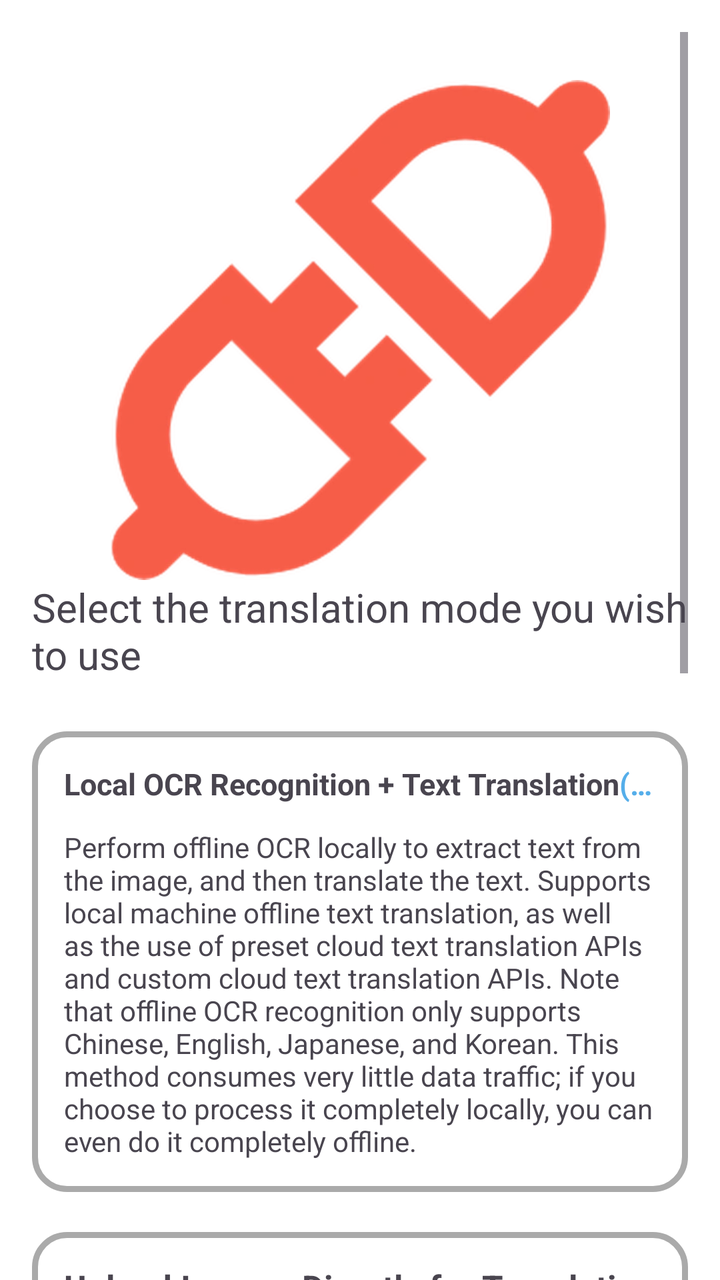
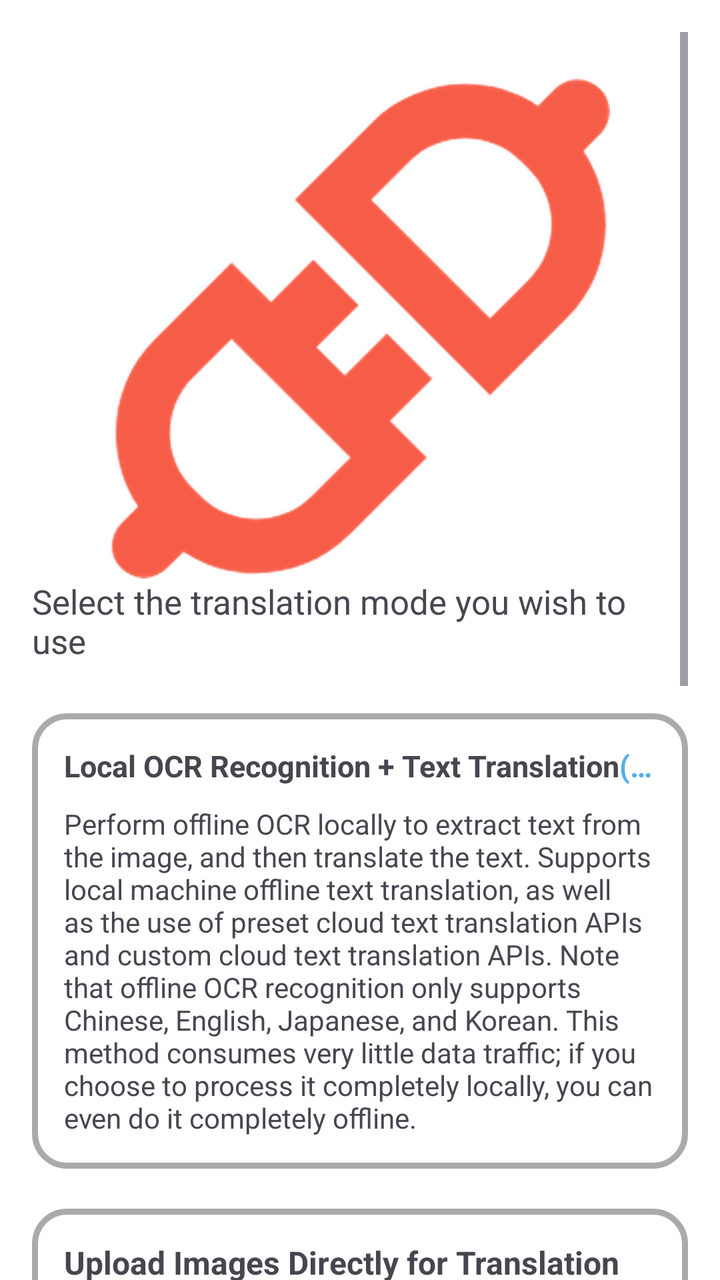

Before-and-after screenshots of an Android layout around one commit, followed by the original layout XML and the change that was made.
<!-- AndroidManifest.xml: application theme Theme.MT -->
<!-- res/layout/fragment_translation_mode.xml -->
<?xml version="1.0" encoding="utf-8"?>
<ScrollView xmlns:android="http://schemas.android.com/apk/res/android"
    xmlns:app="http://schemas.android.com/apk/res-auto"
    xmlns:tools="http://schemas.android.com/tools"
    android:id="@+id/constrainLayout"
    android:layout_width="match_parent"
    android:layout_height="match_parent"
    android:padding="16dp"
    android:clipChildren="false"
    android:clipToPadding="false"
    tools:context=".me.settings.TranslationMode" >

    <androidx.constraintlayout.widget.ConstraintLayout
        android:layout_width="match_parent"
        android:layout_height="wrap_content"
        android:clipChildren="false"
        android:clipToPadding="false"
        app:layout_constraintBottom_toBottomOf="parent"
        app:layout_constraintEnd_toEndOf="parent"
        app:layout_constraintStart_toStartOf="parent"
        app:layout_constraintTop_toTopOf="parent">

        <androidx.constraintlayout.widget.Guideline
            android:id="@+id/guideline"
            android:layout_width="wrap_content"
            android:layout_height="wrap_content"
            android:orientation="horizontal"
            app:layout_constraintGuide_percent="0.02" />

        <ImageView
            android:id="@+id/api_imageView"
            android:layout_width="250dp"
            android:layout_height="250dp"
            android:src="@drawable/apiicon"
            android:scaleType="centerCrop"
            app:layout_constraintEnd_toEndOf="parent"
            app:layout_constraintStart_toStartOf="parent"
            app:layout_constraintTop_toBottomOf="@id/guideline" />

        <TextView
            android:id="@+id/des_textView"
            android:layout_width="wrap_content"
            android:layout_height="wrap_content"
            android:text="@string/choose_mode"
            android:textSize="20sp"
            app:layout_constraintTop_toBottomOf="@id/api_imageView"
            app:layout_constraintStart_toStartOf="parent" />

        <LinearLayout
            android:id="@+id/modeGroup"
            android:layout_width="match_parent"
            android:layout_height="wrap_content"
            android:orientation="vertical"
            android:layout_marginTop="10dp"
            app:layout_constraintTop_toBottomOf="@id/des_textView"
            app:layout_constraintEnd_toEndOf="parent"
            app:layout_constraintStart_toStartOf="parent">

            <LinearLayout
                android:id="@+id/ocrModeLayout"
                android:layout_width="match_parent"
                android:layout_height="wrap_content"
                android:layout_marginTop="15dp"
                android:background="@drawable/custom_radio_button_background"
                android:orientation="horizontal"
                android:padding="16dp">

                <LinearLayout
                    android:layout_width="match_parent"
                    android:layout_height="wrap_content"
                    android:orientation="vertical">

                    <TextView android:ellipsize="end" android:maxLines="1" android:autoSizeTextType="uniform" android:autoSizeMinTextSize="15sp" android:autoSizeMaxTextSize="18sp" android:autoSizeStepGranularity="1sp" 
                        android:layout_width="match_parent"
                        android:layout_height="wrap_content"
                        android:text="@string/ocr_mode"
                        android:textSize="18sp"
                        android:textStyle="bold"
                        android:textColorHighlight="@android:color/transparent"/>

                    <TextView
                        android:layout_width="match_parent"
                        android:layout_height="wrap_content"
                        android:layout_marginTop="8dp"
                        android:text="@string/ocr_mode_description" />

                </LinearLayout>
            </LinearLayout>

            <LinearLayout
                android:id="@+id/picModeLayout"
                android:layout_width="match_parent"
                android:layout_height="wrap_content"
                android:layout_marginTop="20dp"
                android:background="@drawable/custom_radio_button_background"
                android:orientation="horizontal"
                android:padding="16dp">

                <LinearLayout
                    android:layout_width="match_parent"
                    android:layout_height="wrap_content"
                    android:orientation="vertical">

                    <TextView android:ellipsize="end" android:maxLines="1" android:autoSizeTextType="uniform" android:autoSizeMinTextSize="15sp" android:autoSizeMaxTextSize="18sp" android:autoSizeStepGranularity="1sp" 
                        android:layout_width="match_parent"
                        android:layout_height="wrap_content"
                        android:text="@string/pic_mode"
                        android:textSize="18sp"
                        android:textStyle="bold" />

                    <TextView
                        android:layout_width="match_parent"
                        android:layout_height="wrap_content"
                        android:layout_marginTop="8dp"
                        android:text="@string/pic_mode_description"
                        android:textColorHighlight="@android:color/transparent"/>

                </LinearLayout>
            </LinearLayout>

        </LinearLayout>

        
        <TextView
            android:id="@+id/screenshot_title"
            android:layout_width="wrap_content"
            android:layout_height="wrap_content"
            android:layout_marginTop="24dp"
            android:text="@string/screenshot_section_title"
            android:textSize="20sp"
            app:layout_constraintTop_toBottomOf="@id/modeGroup"
            app:layout_constraintStart_toStartOf="parent" />

        <TextView
            android:id="@+id/screenshot_desc"
            android:layout_width="wrap_content"
            android:layout_height="wrap_content"
            android:layout_marginTop="4dp"
            android:text="@string/screenshot_section_desc"
            android:textSize="14sp"
            android:textColor="?android:textColorSecondary"
            app:layout_constraintTop_toBottomOf="@id/screenshot_title"
            app:layout_constraintStart_toStartOf="parent" />

        <LinearLayout
            android:id="@+id/screenshotGroup"
            android:layout_width="match_parent"
            android:layout_height="wrap_content"
            android:orientation="vertical"
            android:clipChildren="false"
            android:clipToPadding="false"
            android:layout_marginTop="10dp"
            app:layout_constraintTop_toBottomOf="@id/screenshot_desc"
            app:layout_constraintEnd_toEndOf="parent"
            app:layout_constraintStart_toStartOf="parent">

            <LinearLayout
                android:id="@+id/mediaprojectionLayout"
                android:layout_width="match_parent"
                android:layout_height="wrap_content"
                android:layout_marginHorizontal="4dp"
                android:layout_marginTop="15dp"
                android:background="@drawable/custom_radio_button_background"
                android:orientation="horizontal"
                android:padding="16dp">

                <LinearLayout
                    android:layout_width="match_parent"
                    android:layout_height="wrap_content"
                    android:orientation="vertical">

                    <TextView android:ellipsize="end" android:maxLines="1" android:autoSizeTextType="uniform" android:autoSizeMinTextSize="15sp" android:autoSizeMaxTextSize="18sp" android:autoSizeStepGranularity="1sp" 
                        android:layout_width="match_parent"
                        android:layout_height="wrap_content"
                        android:text="@string/screenshot_method_mediaprojection"
                        android:textSize="18sp"
                        android:textStyle="bold"
                        android:textColorHighlight="@android:color/transparent"/>

                    <TextView
                        android:layout_width="match_parent"
                        android:layout_height="wrap_content"
                        android:layout_marginTop="8dp"
                        android:text="@string/screenshot_mediaprojection_desc" />

                </LinearLayout>
            </LinearLayout>

            <LinearLayout
                android:id="@+id/accessibilityLayout"
                android:layout_width="match_parent"
                android:layout_height="wrap_content"
                android:layout_marginHorizontal="4dp"
                android:layout_marginTop="20dp"
                android:background="@drawable/custom_radio_button_background"
                android:orientation="horizontal"
                android:padding="16dp">

                <LinearLayout
                    android:layout_width="match_parent"
                    android:layout_height="wrap_content"
                    android:orientation="vertical">

                    <TextView android:ellipsize="end" android:maxLines="1" android:autoSizeTextType="uniform" android:autoSizeMinTextSize="15sp" android:autoSizeMaxTextSize="18sp" android:autoSizeStepGranularity="1sp" 
                        android:layout_width="match_parent"
                        android:layout_height="wrap_content"
                        android:text="@string/screenshot_method_accessibility"
                        android:textSize="18sp"
                        android:textStyle="bold" />

                    <TextView
                        android:layout_width="match_parent"
                        android:layout_height="wrap_content"
                        android:layout_marginTop="8dp"
                        android:text="@string/screenshot_accessibility_desc"
                        android:textColorHighlight="@android:color/transparent"/>

                </LinearLayout>
            </LinearLayout>

        </LinearLayout>

    </androidx.constraintlayout.widget.ConstraintLayout>

</ScrollView>
<!-- resources referenced by this layout -->
<resources>
  <!-- drawable apiicon: webp bitmap (drawable, 46238 bytes) -->
  <!-- drawable custom_radio_button_background (drawable) -->
  <?xml version="1.0" encoding="utf-8"?>
  <shape xmlns:android="http://schemas.android.com/apk/res/android"
      android:shape="rectangle">
  
      <corners android:radius="16dp" />
      <stroke android:width="3dp" android:color="@android:color/darker_gray" />
      <solid android:color="@color/surface" />
  
  </shape>
  <string name="choose_mode">Select the translation mode you wish to use</string>
  <string name="ocr_mode">Local OCR Recognition + Text Translation<font color="#55AEEA">(Recommended)</font></string>
  <string name="ocr_mode_description">Perform offline OCR locally to extract text from the image, and then translate the text. Supports local machine offline text translation, as well as the use of preset cloud text translation APIs and custom cloud text translation APIs. Note that offline OCR recognition only supports Chinese,  English, Japanese, and Korean. This method consumes very little data traffic; if you choose to process it completely locally, you can even do it completely offline.</string>
  <string name="pic_mode">Upload Images Directly for Translation</string>
  <string name="pic_mode_description">Upload the screenshot directly to the cloud API for translation. It supports using the preset cloud image translation API, and also supports using the custom cloud image translation API. <font color="#55AEEA">It does not support local translation</font>. This method consumes relatively more data traffic.</string>
  <string name="screenshot_accessibility_desc">✅ One-time authorization — never asked again\n✅ No persistent notification — clean status bar\n❌ Must manually enable in system accessibility settings</string>
  <string name="screenshot_mediaprojection_desc">✅ Works out of the box — no additional service to install or configure\n❌ Permission dialog on every launch\n❌ Android requires persistent "recording" notification</string>
  <string name="screenshot_method_accessibility">Accessibility Service</string>
  <string name="screenshot_method_mediaprojection">Screen Capture (Recommended)</string>
  <string name="screenshot_section_desc">Choose how to capture the screen for translation</string>
  <string name="screenshot_section_title">Screenshot Method</string>
  <style name="Theme.MT" parent="Base.Theme.MT">
          
          <item name="android:navigationBarColor">@android:color/transparent</item>
          <item name="android:statusBarColor">@android:color/transparent</item>
          <item name="android:windowLightStatusBar">?attr/isLightTheme</item>
      </style>
  <color name="surface">#FFFFFF</color>
  <style name="Base.Theme.MT" parent="Theme.Material3.DayNight.NoActionBar">
          <item name="colorPrimary">@color/primary</item>
          <item name="android:windowBackground">@color/surface</item>
          <item name="android:navigationBarColor">
              @android:color/transparent
          </item>
          <item name="android:enforceNavigationBarContrast">false</item>
          <item name="android:enforceStatusBarContrast">false</item>
      </style>
  <color name="primary">#55AEEA</color>
</resources>

<!-- the commit's change to res/layout/fragment_translation_mode.xml (unified diff, before → after) -->
@@ -42,7 +42,7 @@
             android:layout_width="wrap_content"
             android:layout_height="wrap_content"
             android:text="@string/choose_mode"
-            android:textSize="20sp"
+            android:textSize="17sp"
             app:layout_constraintTop_toBottomOf="@id/api_imageView"
             app:layout_constraintStart_toStartOf="parent" />
 
@@ -74,7 +74,7 @@
                         android:layout_width="match_parent"
                         android:layout_height="wrap_content"
                         android:text="@string/ocr_mode"
-                        android:textSize="18sp"
+                        android:textSize="16sp"
                         android:textStyle="bold"
                         android:textColorHighlight="@android:color/transparent"/>
 
@@ -105,7 +105,7 @@
                         android:layout_width="match_parent"
                         android:layout_height="wrap_content"
                         android:text="@string/pic_mode"
-                        android:textSize="18sp"
+                        android:textSize="16sp"
                         android:textStyle="bold" />
 
                     <TextView
@@ -127,7 +127,7 @@
             android:layout_height="wrap_content"
             android:layout_marginTop="24dp"
             android:text="@string/screenshot_section_title"
-            android:textSize="20sp"
+            android:textSize="17sp"
             app:layout_constraintTop_toBottomOf="@id/modeGroup"
             app:layout_constraintStart_toStartOf="parent" />
 
@@ -173,7 +173,7 @@
                         android:layout_width="match_parent"
                         android:layout_height="wrap_content"
                         android:text="@string/screenshot_method_mediaprojection"
-                        android:textSize="18sp"
+                        android:textSize="16sp"
                         android:textStyle="bold"
                         android:textColorHighlight="@android:color/transparent"/>
 
@@ -205,7 +205,7 @@
                         android:layout_width="match_parent"
                         android:layout_height="wrap_content"
                         android:text="@string/screenshot_method_accessibility"
-                        android:textSize="18sp"
+                        android:textSize="16sp"
                         android:textStyle="bold" />
 
                     <TextView
